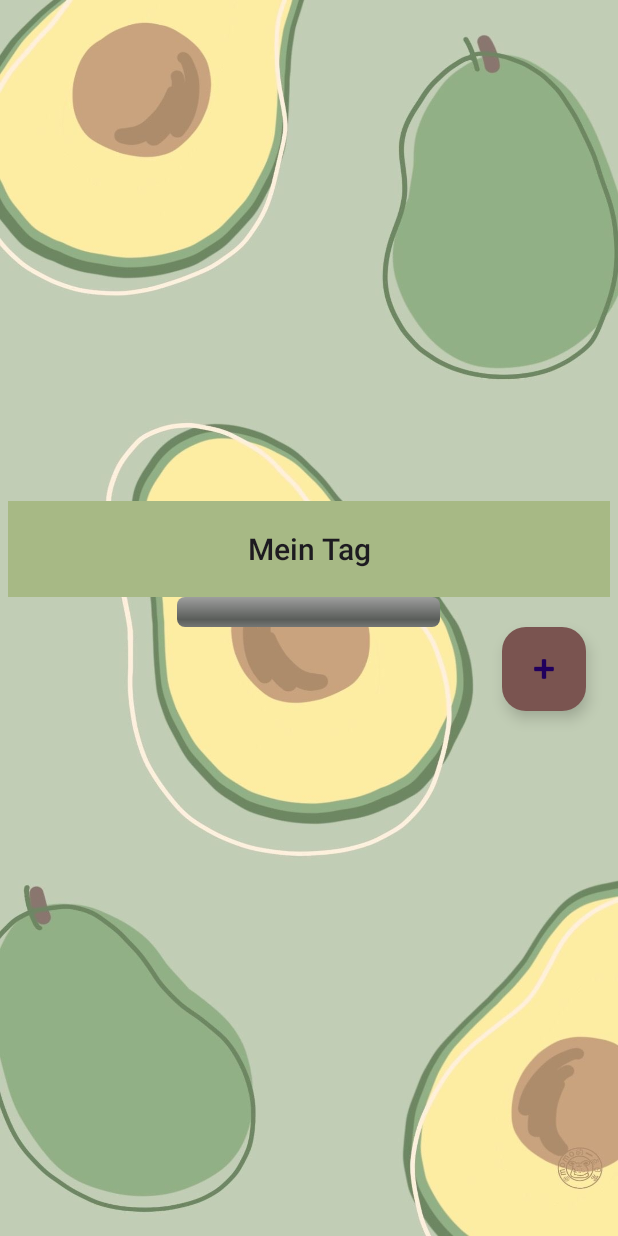
After one commit to firedarkowl/EnergizeMe, an Android app: the MeinTag screen opened directly, with no data from a screen before it, on a phone screen of 412 x 824 dp. The commit adds this screen. Run offline under Robolectric (Android 15) with nearby library versions, the phone set to English and light mode, and no system bars; our stand-ins replace navigation-ui; Roboto replaces fonts that are not available here; 4 statements that could not run were skipped.

Commit message:
Mein Tag angefangen zu visualisieren

```diff
--- a/app/src/main/java/com/example/EnergizeMe/myfirstapp/ui/main/MainActivity.java
+++ b/app/src/main/java/com/example/EnergizeMe/myfirstapp/ui/main/MainActivity.java
@@ -55,7 +55,7 @@ public class MainActivity extends AppCompatActivity {
             public void onClick(View v) {
 
                 if (youShallNotPass()) {
-                    Intent i = new Intent(getApplicationContext(), UserView.class);
+                    Intent i = new Intent(getApplicationContext(), MeinTag.class);
                     startActivity(i);
                     EditText txt1 = findViewById(R.id.vorname);
                     String vorname = txt1.getText().toString();
--- /dev/null
+++ b/app/src/main/java/com/example/EnergizeMe/myfirstapp/ui/main/MeinTag.java
@@ -0,0 +1,50 @@
+package com.example.EnergizeMe.myfirstapp.ui.main;
+
+import android.os.Bundle;
+import android.view.View;
+
+import androidx.appcompat.app.AppCompatActivity;
+import androidx.navigation.NavController;
+import androidx.navigation.Navigation;
+import androidx.navigation.ui.AppBarConfiguration;
+import androidx.navigation.ui.NavigationUI;
+
+import com.example.myfirstapp.R;
+import com.example.myfirstapp.databinding.ActivityMeinTagBinding;
+import com.google.android.material.snackbar.Snackbar;
+
+public class MeinTag extends AppCompatActivity {
+
+    private AppBarConfiguration appBarConfiguration;
+    private ActivityMeinTagBinding binding;
+
+    @Override
+    protected void onCreate(Bundle savedInstanceState) {
+        super.onCreate(savedInstanceState);
+
+        binding = ActivityMeinTagBinding.inflate(getLayoutInflater());
+        setContentView(binding.getRoot());
+
+        setSupportActionBar(binding.toolbar);
+
+        NavController navController = Navigation.findNavController(this, R.id.nav_host_fragment_content_mein_tag);
+        appBarConfiguration = new AppBarConfiguration.Builder(navController.getGraph()).build();
+        NavigationUI.setupActionBarWithNavController(this, navController, appBarConfiguration);
+
+        binding.fab.setOnClickListener(new View.OnClickListener() {
+            @Override
+            public void onClick(View view) {
+                Snackbar.make(view, "Replace with your own action", Snackbar.LENGTH_LONG)
+                        .setAnchorView(R.id.fab)
+                        .setAction("Action", null).show();
+            }
+        });
+    }
+
+    @Override
+    public boolean onSupportNavigateUp() {
+        NavController navController = Navigation.findNavController(this, R.id.nav_host_fragment_content_mein_tag);
+        return NavigationUI.navigateUp(navController, appBarConfiguration)
+                || super.onSupportNavigateUp();
+    }
+}
--- /dev/null
+++ b/app/src/main/res/layout/activity_mein_tag.xml
@@ -0,0 +1,59 @@
+<androidx.appcompat.widget.LinearLayoutCompat xmlns:android="http://schemas.android.com/apk/res/android"
+    android:layout_width="match_parent"
+    android:layout_height="match_parent"
+    xmlns:app="http://schemas.android.com/apk/res-auto"
+    android:background="@drawable/rosie_avocado_bg_3"
+    android:gravity="center"
+    android:orientation="vertical">
+
+    <androidx.appcompat.widget.LinearLayoutCompat
+        android:layout_width="match_parent"
+        android:layout_height="wrap_content"
+        android:gravity="center"
+        android:orientation="vertical"
+        android:padding="5dp">
+
+        <androidx.appcompat.widget.LinearLayoutCompat
+            android:layout_width="match_parent"
+            android:layout_height="wrap_content"
+            android:gravity="center"
+            android:orientation="vertical">
+
+            <TextView
+                android:id="@+id/title"
+                android:layout_width="match_parent"
+                android:layout_height="wrap_content"
+                android:gravity="center"
+                android:minHeight="?actionBarSize"
+                android:padding="@dimen/appbar_padding"
+                android:text="Mein Tag"
+                android:textAppearance="@style/TextAppearance.Widget.AppCompat.Toolbar.Title"
+                android:background="@color/green_swamp"/>
+
+
+            <ProgressBar
+                style="@android:style/Widget.ProgressBar.Horizontal"
+                android:layout_width="175dp"
+                android:layout_height="20dp"
+                android:minHeight="20dip"
+                android:maxHeight="20dip"
+                android:id="@+id/progressBar"
+                />
+
+
+
+
+        </androidx.appcompat.widget.LinearLayoutCompat>
+
+        <com.google.android.material.floatingactionbutton.FloatingActionButton
+            android:id="@+id/fab"
+            android:layout_width="wrap_content"
+            android:layout_height="wrap_content"
+            android:layout_gravity="bottom|end"
+            android:layout_marginEnd="@dimen/fab_margin"
+            android:layout_marginBottom="16dp"
+            android:backgroundTint="@color/brown_ferra"
+            app:srcCompat="@android:drawable/ic_input_add" />
+
+    </androidx.appcompat.widget.LinearLayoutCompat>
+</androidx.appcompat.widget.LinearLayoutCompat>
--- a/app/src/main/res/values-night/themes.xml
+++ b/app/src/main/res/values-night/themes.xml
@@ -31,4 +31,9 @@
         <item name="colorOnSurface">@color/gelb_sandwisp</item>
 
     </style>
+    <!-- Base application theme. -->
+    <style name="Base.Theme.MyFirstApp" parent="Theme.Material3.DayNight.NoActionBar">
+        <!-- Customize your dark theme here. -->
+        <!-- <item name="colorPrimary">@color/my_dark_primary</item> -->
+    </style>
 </resources>
--- /dev/null
+++ b/app/src/main/res/values-v23/themes.xml
@@ -0,0 +1,9 @@
+<resources xmlns:tools="http://schemas.android.com/tools">
+
+    <style name="Theme.MyFirstApp" parent="Base.Theme.MyFirstApp">
+        <!-- Transparent system bars for edge-to-edge. -->
+        <item name="android:navigationBarColor">@android:color/transparent</item>
+        <item name="android:statusBarColor">@android:color/transparent</item>
+        <item name="android:windowLightStatusBar">?attr/isLightTheme</item>
+    </style>
+</resources>
--- /dev/null
+++ b/app/src/main/res/values/ids.xml
@@ -0,0 +1,5 @@
+<?xml version="1.0" encoding="utf-8"?>
+<resources>
+    <item name="MeinTag" type="id" />
+    <item name="progressBar" type="id" />
+</resources>
--- a/app/src/main/res/values/themes.xml
+++ b/app/src/main/res/values/themes.xml
@@ -1,4 +1,5 @@
 <resources>
+
     <style name="AppTheme" parent="Theme.Material3.Light.NoActionBar">
         <item name="background">@drawable/rosie_avocado_bg_3</item>
         <item name="android:textColor">@color/Text_grün_2</item>
@@ -22,10 +23,20 @@
 
         <item name="android:fontFamily">@font/font_by_rosie</item>
     </style>
+
     <style name="Theme.MyFirstApp.NoActionBar">
         <item name="windowActionBar">false</item>
         <item name="windowNoTitle">true</item>
     </style>
+
     <style name="Theme.MyFirstApp.AppBarOverlay" parent="ThemeOverlay.AppCompat.Dark.ActionBar" />
+
     <style name="Theme.MyFirstApp.PopupOverlay" parent="ThemeOverlay.AppCompat.Light" />
+
+    <style name="Theme.MyFirstApp" parent="android:Theme.Material.Light.NoActionBar" />
+    <!-- Base application theme. -->
+    <style name="Base.Theme.MyFirstApp" parent="Theme.Material3.DayNight.NoActionBar">
+        <!-- Customize your light theme here. -->
+        <!-- <item name="colorPrimary">@color/my_light_primary</item> -->
+    </style>
 </resources>
```
Also changed, not shown: app/src/main/AndroidManifest.xml (+10 -7 lines), app/src/main/res/layout/content_mein_tag.xml (added, +19 -0 lines), app/src/main/res/navigation/nav_graph2.xml (added, +28 -0 lines), app/src/main/res/values/strings.xml (+38 -0 lines), app/src/main/res/drawable/mosaic.jpg (deleted).
